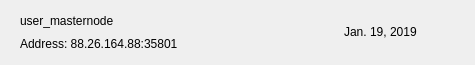
This is src/qt/castle/forms/mnrow.ui in growaleaf/CastleMN as Qt 5 draws it before an edit. The edited form follows.
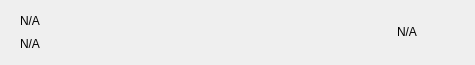
This is the edited form. Icons and pictures are not drawn.

What changed in the file:
```diff
--- a/src/qt/castle/forms/mnrow.ui
+++ b/src/qt/castle/forms/mnrow.ui
@@ -80,14 +80,14 @@
          <item>
           <widget class="QLabel" name="labelName">
            <property name="text">
-            <string>user_masternode</string>
+            <string notr="true">N/A</string>
            </property>
           </widget>
          </item>
          <item>
           <widget class="QLabel" name="labelAddress">
            <property name="text">
-            <string>Address: 88.26.164.88:35801</string>
+            <string notr="true">N/A</string>
            </property>
           </widget>
          </item>
@@ -110,7 +110,7 @@
       <item>
        <widget class="QLabel" name="labelDate">
         <property name="text">
-         <string>Jan. 19, 2019</string>
+         <string notr="true">N/A</string>
         </property>
        </widget>
       </item>
```
